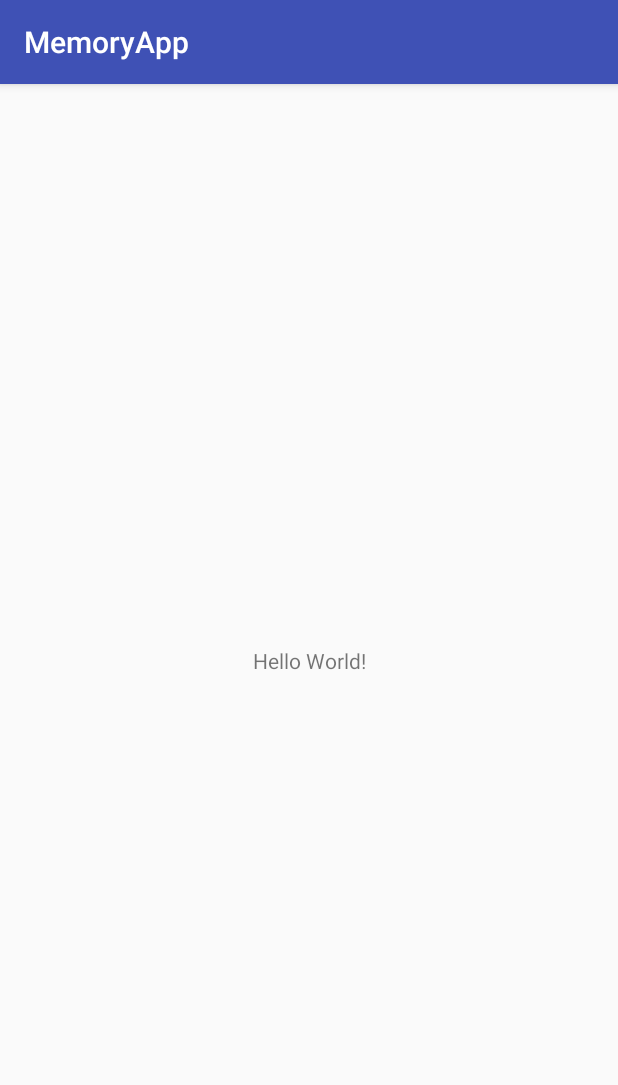
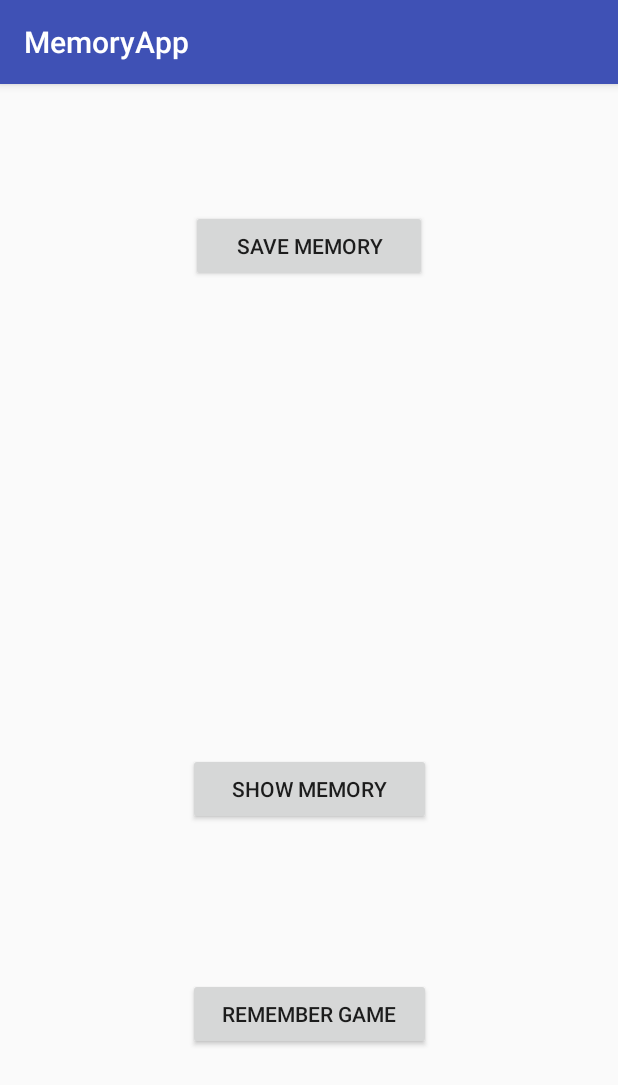
Before and after one commit to LucianEpure/AndroidApp, an Android app: the screen it shows after launch (MainActivity), on a phone screen of 412 x 824 dp. Shown: the top 1085 px of the screen. Run offline under Robolectric (Android 15) with nearby library versions, the phone set to English and light mode, and no system bars.

Commit message:
Save memory GUI

```diff
--- a/app/src/main/AndroidManifest.xml
+++ b/app/src/main/AndroidManifest.xml
@@ -16,6 +16,7 @@
                 <category android:name="android.intent.category.LAUNCHER" />
             </intent-filter>
         </activity>
+        <activity android:name=".PhotoSel"></activity>
     </application>
 
 </manifest>
--- a/app/src/main/java/com/example/android/memoryapp/MainActivity.java
+++ b/app/src/main/java/com/example/android/memoryapp/MainActivity.java
@@ -1,13 +1,26 @@
 package com.example.android.memoryapp;
 
+import android.content.Intent;
 import android.support.v7.app.AppCompatActivity;
 import android.os.Bundle;
+import android.view.View;
+import android.widget.Button;
 
 public class MainActivity extends AppCompatActivity {
 
+    Button saveMemory;
     @Override
     protected void onCreate(Bundle savedInstanceState) {
         super.onCreate(savedInstanceState);
         setContentView(R.layout.activity_main);
+
+        saveMemory = findViewById(R.id.saveMemory);
+        saveMemory.setOnClickListener(new View.OnClickListener() {
+            @Override
+            public void onClick(View view) {
+                Intent myIntent = new Intent(MainActivity.this, PhotoSel.class);
+                startActivity(myIntent);
+            }
+        });
     }
 }
--- a/app/src/main/res/layout/activity_main.xml
+++ b/app/src/main/res/layout/activity_main.xml
@@ -6,13 +6,43 @@
     android:layout_height="match_parent"
     tools:context="com.example.android.memoryapp.MainActivity">
 
-    <TextView
-        android:layout_width="wrap_content"
+    <Button
+        android:id="@+id/saveMemory"
+        android:layout_width="157dp"
         android:layout_height="wrap_content"
-        android:text="Hello World!"
-        app:layout_constraintBottom_toBottomOf="parent"
-        app:layout_constraintLeft_toLeftOf="parent"
-        app:layout_constraintRight_toRightOf="parent"
+        android:layout_marginEnd="8dp"
+        android:layout_marginStart="8dp"
+        android:layout_marginTop="84dp"
+        android:text="Save Memory"
+        app:layout_constraintEnd_toEndOf="parent"
+        app:layout_constraintStart_toStartOf="parent"
         app:layout_constraintTop_toTopOf="parent" />
 
+    <Button
+        android:id="@+id/showMemory"
+        android:layout_width="162dp"
+        android:layout_height="wrap_content"
+        android:layout_marginBottom="72dp"
+        android:layout_marginEnd="8dp"
+        android:layout_marginStart="8dp"
+        android:layout_marginTop="8dp"
+        android:text="Show Memory"
+        app:layout_constraintBottom_toTopOf="@+id/rememberGame"
+        app:layout_constraintEnd_toEndOf="parent"
+        app:layout_constraintStart_toStartOf="parent"
+        app:layout_constraintTop_toBottomOf="@+id/saveMemory"
+        app:layout_constraintVertical_bias="0.911" />
+
+    <Button
+        android:id="@+id/rememberGame"
+        android:layout_width="162dp"
+        android:layout_height="wrap_content"
+        android:layout_marginBottom="124dp"
+        android:layout_marginEnd="8dp"
+        android:layout_marginStart="8dp"
+        android:text="Remember game"
+        app:layout_constraintBottom_toBottomOf="parent"
+        app:layout_constraintEnd_toEndOf="parent"
+        app:layout_constraintHorizontal_bias="0.502"
+        app:layout_constraintStart_toStartOf="parent" />
 </android.support.constraint.ConstraintLayout>
```
Also changed, not shown: app/src/main/java/com/example/android/memoryapp/PhotoSel.java (added, +44 -0 lines), app/src/main/res/layout/activity_photo_sel.xml (added, +52 -0 lines).
